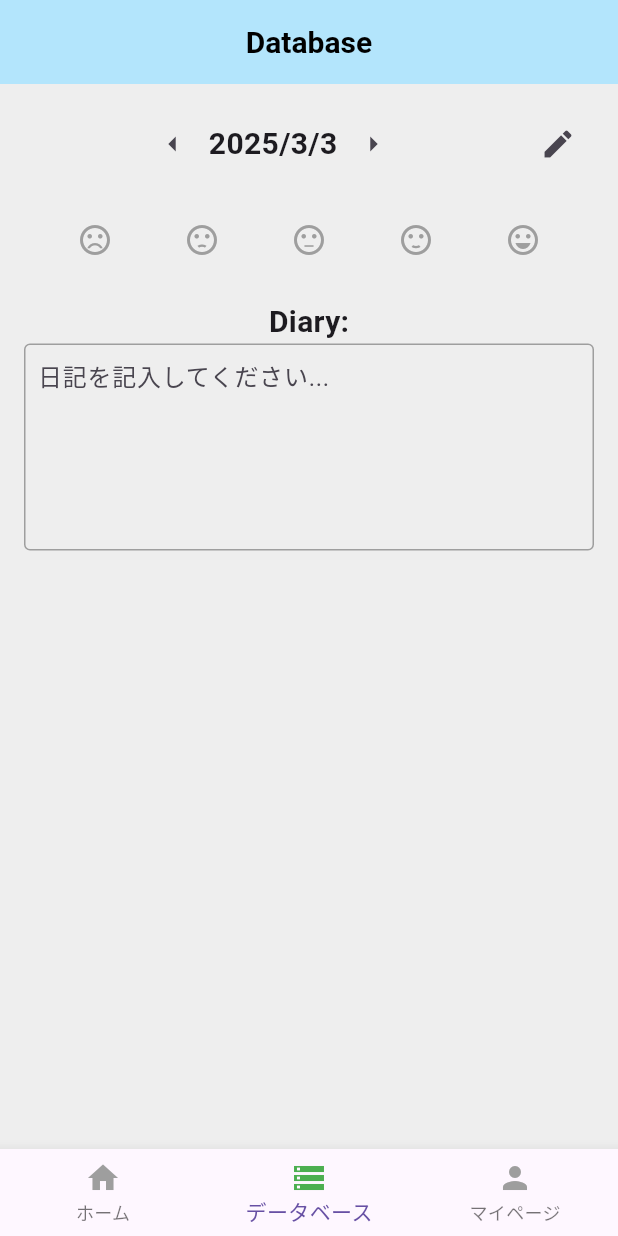
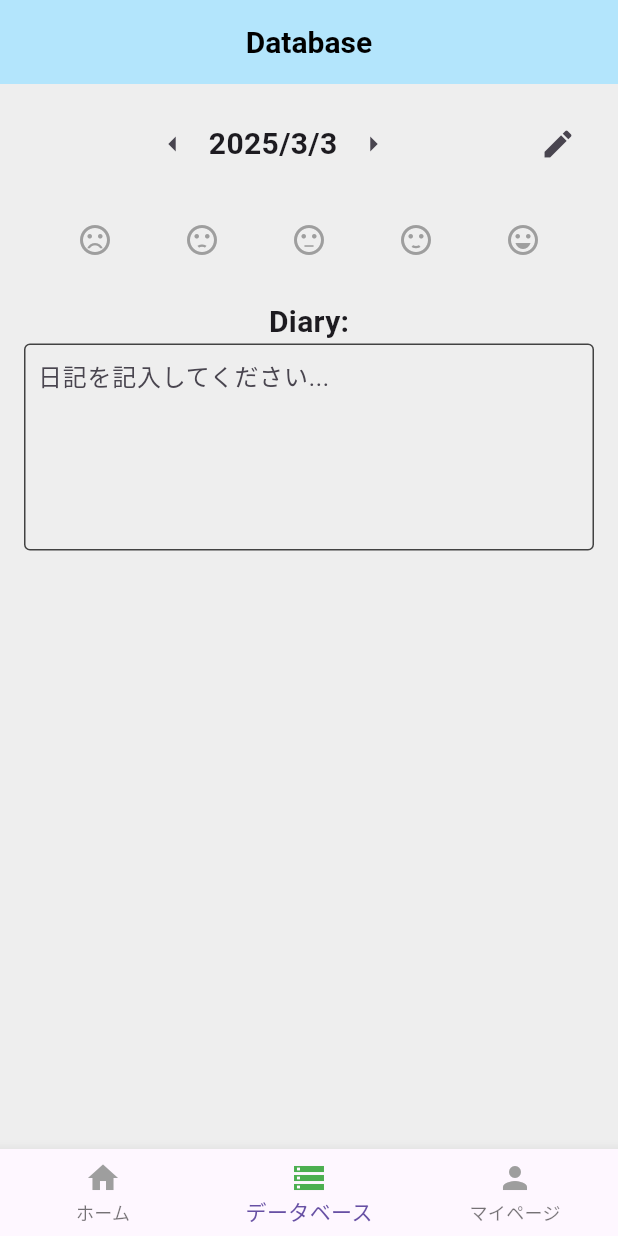
Before and after one commit to tsoyutaro/application_project, a Flutter app: the screen it shows after launch, item 2 of the bottom bar chosen, on a phone screen of 412 x 824 dp. Run offline on Flutter 3.47's test engine with Material 3 defaults, Android fonts, the phone set to English and light mode, and no system bars; our stand-ins replace firebase_core; accounts and stored records are empty.

Commit message:
日記を一時的に入力出力できるように修正

```diff
--- a/lib/main.dart
+++ b/lib/main.dart
@@ -16,6 +16,10 @@ const List<IconData> kMoodIcons = [
 // ValueNotifier を利用してグローバル気分情報の更新を監視
 ValueNotifier<Map<String, int>> globalMoodNotifier = ValueNotifier(
   globalMoodMap,
+);
+
+ValueNotifier<Map<String, String>> globalDiaryNotifier = ValueNotifier(
+  globalDiaryMap,
 );
 
 void main() {
@@ -444,6 +448,10 @@ class _DiaryPageState extends State<DiaryPage> {
         child: ElevatedButton(
           child: const Text('完了'),
           onPressed: () {
+            String key =
+                '${_currentDate.year}-${_currentDate.month}-${_currentDate.day}';
+            globalDiaryMap[key] = _diaryController.text;
+            globalDiaryNotifier.value = Map.from(globalDiaryMap);
             Navigator.pop(context, _selectedMoodIndex);
           },
         ),
@@ -494,7 +502,6 @@ class _DatabasePageState extends State<DatabasePage> {
     });
   }
 
-  // 日時表示部分（左右に◀▶、中央に日時テキスト、その右に編集ボタン）
   Widget _buildDateRow() {
     String dateText =
         '${_selectedDate.year}/${_selectedDate.month}/${_selectedDate.day}';
@@ -510,9 +517,28 @@ class _DatabasePageState extends State<DatabasePage> {
                   _changeDateByDays(-1);
                 },
               ),
-              Text(
+              GestureDetector(
+                onTap: () async {
+                  DateTime? picked = await showDatePicker(
+                    context: context,
+                    initialDate: _selectedDate,
+                    firstDate: DateTime(2000),
+                    lastDate: DateTime(2100),
+                  );
+                  if (picked != null) {
+                    setState(() {
+                      _selectedDate = picked;
+                      String newKey =
+                          '${_selectedDate.year}-${_selectedDate.month}-${_selectedDate.day}';
+                      _diaryController.text = globalDiaryMap[newKey] ?? '';
+                      _localMood = globalMoodMap[newKey] ?? 2;
+                    });
+                  }
+                },
+                child: Text(
                   dateText,
                   style: TextStyle(fontSize: 20, fontWeight: FontWeight.bold),
+                ),
               ),
               IconButton(
                 icon: Icon(Icons.arrow_right),
@@ -612,10 +638,17 @@ class _DatabasePageState extends State<DatabasePage> {
                 fontSize: 20, // フォントサイズを20に設定（お好みで調整）
               ),
             ),
-            Container(
+            ValueListenableBuilder<Map<String, String>>(
+              valueListenable: globalDiaryNotifier,
+              builder: (context, diaryMap, child) {
+                String currentDiary = diaryMap[key] ?? '';
+                if (_diaryController.text != currentDiary) {
+                  _diaryController.text = currentDiary;
+                }
+                return Container(
                   padding: const EdgeInsets.all(8.0),
                   decoration: BoxDecoration(
-                border: Border.all(color: Colors.grey),
+                    border: Border.all(color: Colors.grey.shade800), // 濃い枠線
                     borderRadius: BorderRadius.circular(4.0),
                   ),
                   child: TextField(
@@ -629,9 +662,14 @@ class _DatabasePageState extends State<DatabasePage> {
                         _isEditing
                             ? (text) {
                               globalDiaryMap[key] = text;
+                              globalDiaryNotifier.value = Map.from(
+                                globalDiaryMap,
+                              );
                             }
                             : null,
                   ),
+                );
+              },
             ),
           ],
         ),
--- a/lib/sub.dart
+++ b/lib/sub.dart
@@ -1,3 +1,4 @@
+//特に意味ない。時々保存用。
 import 'package:flutter/material.dart';
 
 // グローバル変数（ホームで選択した気分と日記の情報を保持するため）
```
Lines whose indentation alone changed are shown as unchanged.
